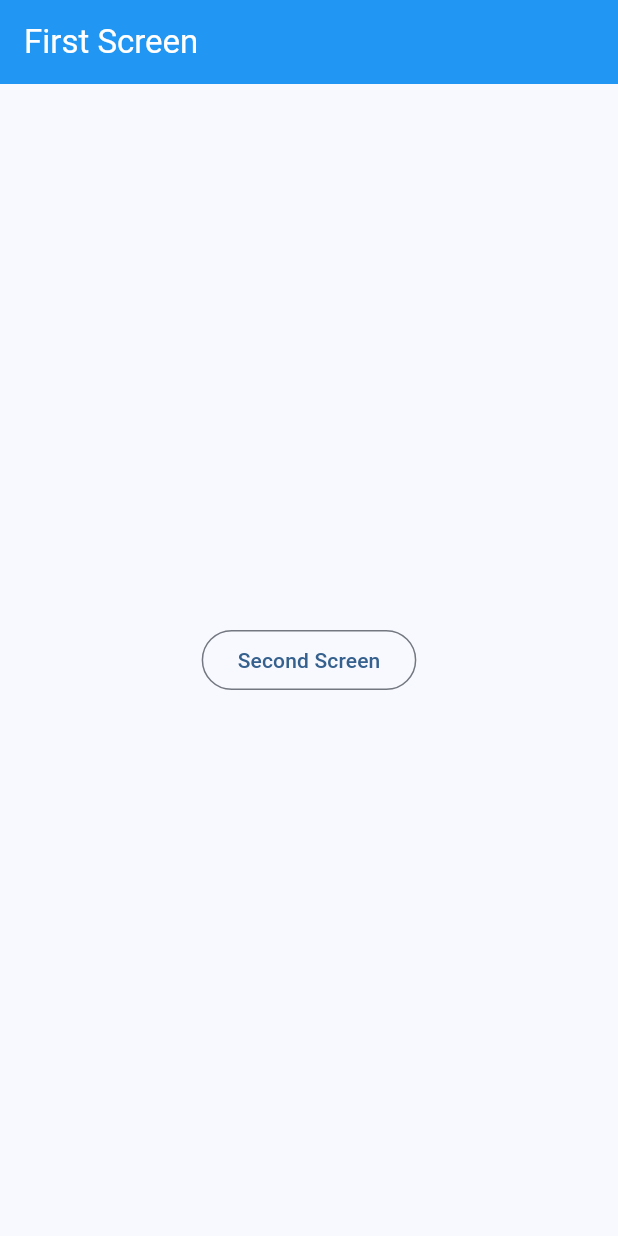
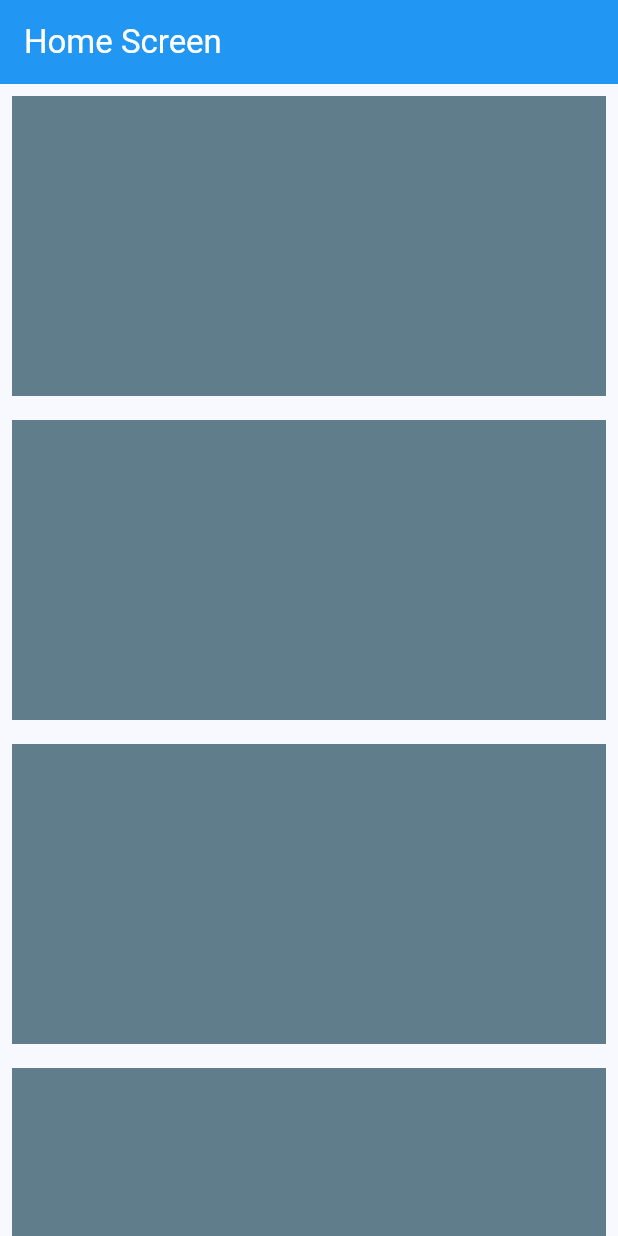
Before and after one commit to fauzihub13/lokatrip, a Flutter app: the screen it shows after launch, on a phone screen of 412 x 824 dp. Run offline on Flutter 3.47's test engine with Material 3 defaults, Android fonts, the light colour scheme and no system bars.

Commit message:
feat: learn responsive screen

```diff
--- a/lib/main.dart
+++ b/lib/main.dart
@@ -1,8 +1,5 @@
 import 'package:flutter/material.dart';
-
-import 'presentation/expanded_flexible.dart';
-import 'presentation/screen/first_screen.dart';
-import 'presentation/screen/second_screen.dart';
+import 'package:flutter_lokatrip/presentation/screen/responsive_screen.dart';
 
 void main() {
   runApp(const MyApp());
@@ -20,7 +17,7 @@ class MyApp extends StatelessWidget {
         colorScheme: ColorScheme.fromSeed(seedColor: Colors.blue),
         useMaterial3: true,
       ),
-      home: const FirstScreen(),
+      home: const ResponsiveScreen(),
     );
   }
 }
--- /dev/null
+++ b/lib/presentation/screen/responsive_screen.dart
@@ -0,0 +1,46 @@
+import 'package:flutter/material.dart';
+
+class ResponsiveScreen extends StatelessWidget {
+  const ResponsiveScreen({Key? key}) : super(key: key);
+
+  @override
+  Widget build(BuildContext context) {
+    return Scaffold(
+      appBar: AppBar(
+        title: const Text(
+          'Home Screen',
+          style: TextStyle(color: Colors.white),
+        ),
+        backgroundColor: Colors.blue,
+      ),
+      body: LayoutBuilder(
+          builder: (BuildContext context, BoxConstraints constraints) {
+        if (constraints.maxWidth < 600) {
+          return ListView(
+            children: _generateContainers(),
+          );
+        } else if (constraints.maxWidth < 900) {
+          return GridView.count(
+            crossAxisCount: 2,
+            children: _generateContainers(),
+          );
+        } else {
+          return GridView.count(
+            crossAxisCount: 6,
+            children: _generateContainers(),
+          );
+        }
+      }),
+    );
+  }
+
+  List<Widget> _generateContainers() {
+    return List<Widget>.generate(20, (index) {
+      return Container(
+        margin: const EdgeInsets.all(8),
+        color: Colors.blueGrey,
+        height: 200,
+      );
+    });
+  }
+}
```
Also changed, not shown: lib/presentation/screen/home_screen.dart (added, +71 -0 lines).
